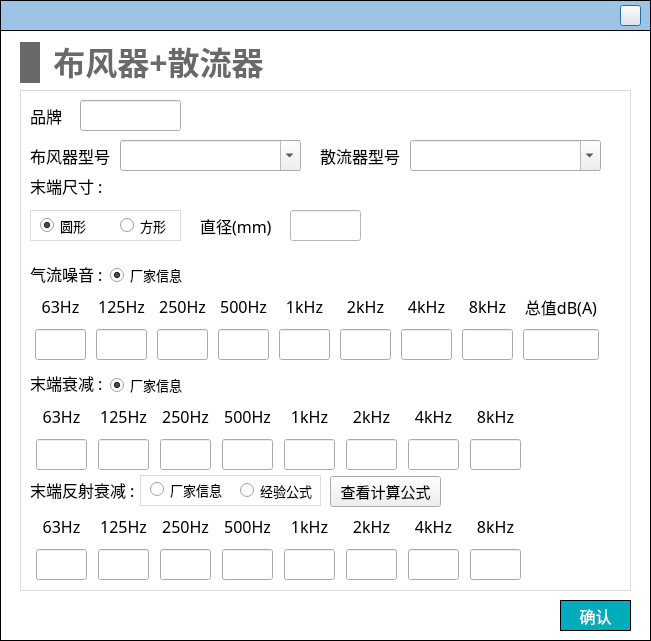
This is NoiseCalSoft/inputDialog/dialog_air_diff.ui in haobana/NoiCal as Qt 5 draws it before an edit. The edited form follows.
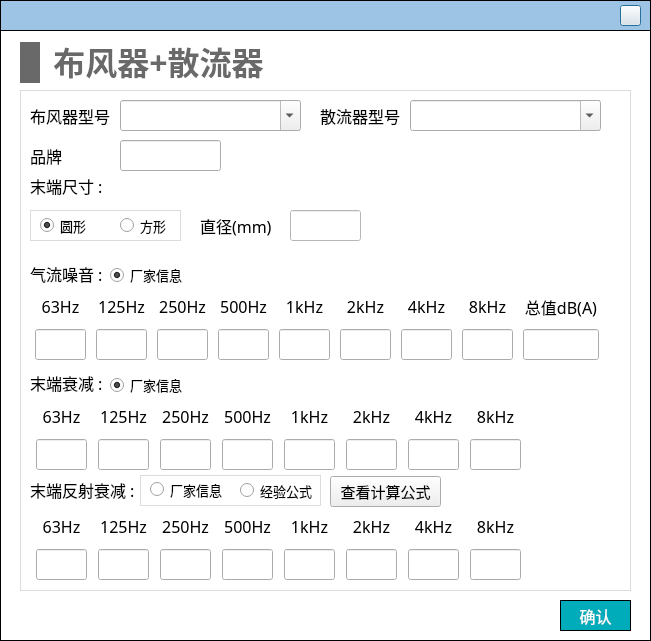
This is the edited form. Icons and pictures are not drawn.

```diff
--- a/NoiseCalSoft/inputDialog/dialog_air_diff.ui
+++ b/NoiseCalSoft/inputDialog/dialog_air_diff.ui
@@ -122,7 +122,7 @@
      <property name="geometry">
       <rect>
        <x>10</x>
-       <y>10</y>
+       <y>50</y>
        <width>41</width>
        <height>31</height>
       </rect>
@@ -141,7 +141,7 @@
      <property name="geometry">
       <rect>
        <x>10</x>
-       <y>50</y>
+       <y>10</y>
        <width>91</width>
        <height>31</height>
       </rect>
@@ -159,8 +159,8 @@
     <widget class="QLineEdit" name="lineEdit_brand">
      <property name="geometry">
       <rect>
-       <x>60</x>
-       <y>10</y>
+       <x>100</x>
+       <y>50</y>
        <width>101</width>
        <height>31</height>
       </rect>
@@ -176,7 +176,7 @@
      <property name="geometry">
       <rect>
        <x>100</x>
-       <y>50</y>
+       <y>10</y>
        <width>181</width>
        <height>31</height>
       </rect>
@@ -2123,7 +2123,7 @@
      <property name="geometry">
       <rect>
        <x>300</x>
-       <y>50</y>
+       <y>10</y>
        <width>91</width>
        <height>31</height>
       </rect>
@@ -2142,7 +2142,7 @@
      <property name="geometry">
       <rect>
        <x>390</x>
-       <y>50</y>
+       <y>10</y>
        <width>191</width>
        <height>31</height>
       </rect>
```
Left out of the diff: 4 changed lines with no effect on the pictures.
